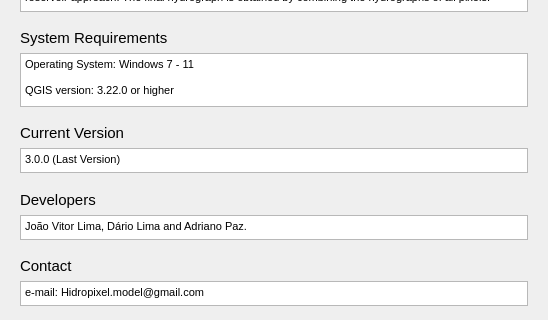
The window that hidropixel_dialog_about.ui (J1Vitor/HidroPixel_test) describes before a commit, drawn with Qt 5; both pictures show x 0 to 548 and y 97 to 417 of the 548 by 585 pixel window.
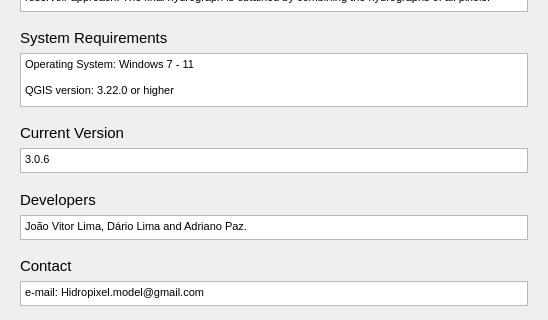
The same window after the commit.

```diff
--- a/hidropixel_dialog_about.ui
+++ b/hidropixel_dialog_about.ui
@@ -338,7 +338,7 @@
 &lt;html&gt;&lt;head&gt;&lt;meta name=&quot;qrichtext&quot; content=&quot;1&quot; /&gt;&lt;style type=&quot;text/css&quot;&gt;
 p, li { white-space: pre-wrap; }
 &lt;/style&gt;&lt;/head&gt;&lt;body style=&quot; font-family:'MS Shell Dlg 2'; font-size:8.25pt; font-weight:400; font-style:normal;&quot;&gt;
-&lt;p style=&quot; margin-top:0px; margin-bottom:0px; margin-left:0px; margin-right:0px; -qt-block-indent:0; text-indent:0px;&quot;&gt;&lt;span style=&quot; font-size:8pt;&quot;&gt;3.0.0 (Last Version)&lt;/span&gt;&lt;/p&gt;&lt;/body&gt;&lt;/html&gt;</string>
+&lt;p style=&quot; margin-top:0px; margin-bottom:0px; margin-left:0px; margin-right:0px; -qt-block-indent:0; text-indent:0px;&quot;&gt;&lt;span style=&quot; font-size:8pt;&quot;&gt;3.0.6&lt;/span&gt;&lt;/p&gt;&lt;/body&gt;&lt;/html&gt;</string>
           </property>
           <property name="acceptRichText">
            <bool>false</bool>
```
